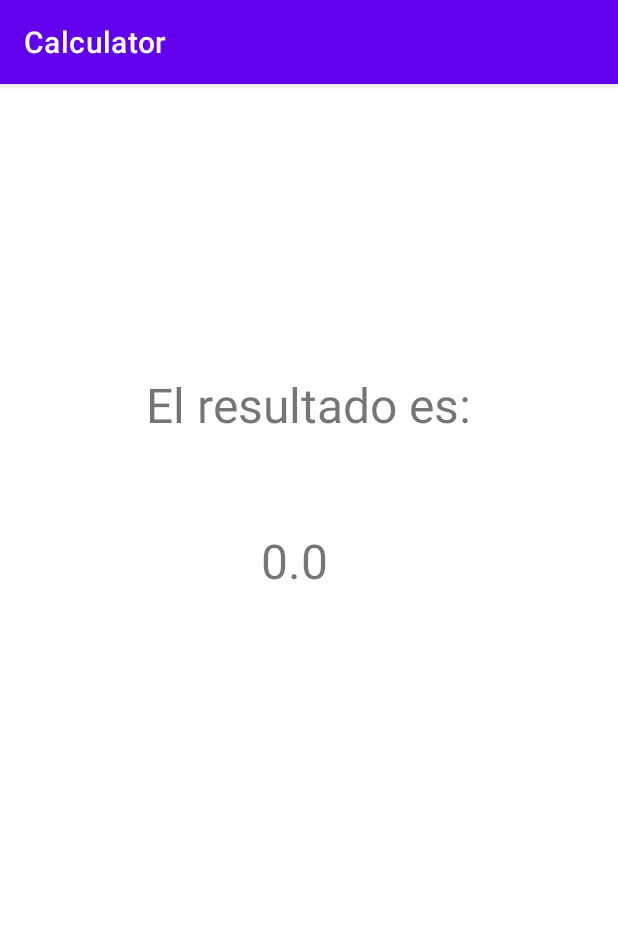
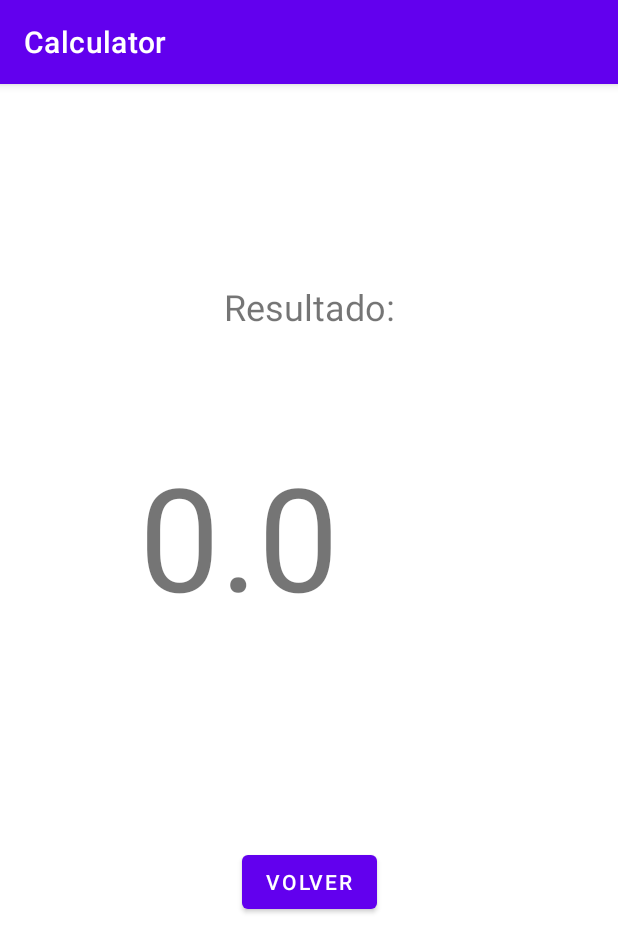
Before and after one commit to JBarthaP/PAD, an Android app: the CalculatorResultActivity screen opened directly, with no data from a screen before it, on a phone screen of 412 x 824 dp. Shown: the top 952 px of the screen. Run offline under Robolectric (Android 15) with nearby library versions, the phone set to English and light mode, and no system bars.

Commit message:
boton volver

```diff
--- a/Practica1/app/src/main/java/es/ucm/fdi/calculator/Calculator/CalculatorResultActivity.java
+++ b/Practica1/app/src/main/java/es/ucm/fdi/calculator/Calculator/CalculatorResultActivity.java
@@ -5,11 +5,15 @@ import androidx.appcompat.app.AppCompatActivity;
 import android.content.Intent;
 import android.os.Bundle;
 import android.util.Log;
+import android.widget.Button;
 import android.widget.TextView;
 
 public class CalculatorResultActivity extends AppCompatActivity {
 
     private TextView txtView;
+
+
+    private Button returnButton;
 
     private static final String TAG = CalculatorResultActivity.class.getSimpleName();
 
@@ -27,5 +31,10 @@ public class CalculatorResultActivity extends AppCompatActivity {
 
         txtView = findViewById(R.id.resultado);
         txtView.setText(Double.toString(suma));
+
+        returnButton = findViewById(R.id.button2);
+        returnButton.setOnClickListener(view -> {
+            this.finish();
+        });
     }
 }
--- a/Practica1/app/src/main/res/layout/activity_calculator_result.xml
+++ b/Practica1/app/src/main/res/layout/activity_calculator_result.xml
@@ -8,26 +8,36 @@
 
     <TextView
         android:id="@+id/resultado"
-        android:layout_width="80dp"
-        android:layout_height="61dp"
-        android:textSize="32sp"
+        android:layout_width="226dp"
+        android:layout_height="127dp"
+        android:text="TextView"
+        android:textAlignment="center"
+        android:textSize="96sp"
         app:layout_constraintBottom_toBottomOf="parent"
-        app:layout_constraintEnd_toEndOf="parent"
-        app:layout_constraintHorizontal_bias="0.524"
-        app:layout_constraintStart_toStartOf="parent"
-        app:layout_constraintTop_toTopOf="parent"
-        app:layout_constraintVertical_bias="0.419" />
-
-    <TextView
-        android:id="@+id/label"
-        android:layout_width="wrap_content"
-        android:layout_height="wrap_content"
-        android:text="@string/label"
-        android:textSize="32sp"
-        app:layout_constraintBottom_toTopOf="@+id/resultado"
         app:layout_constraintEnd_toEndOf="parent"
         app:layout_constraintHorizontal_bias="0.497"
         app:layout_constraintStart_toStartOf="parent"
         app:layout_constraintTop_toTopOf="parent"
-        app:layout_constraintVertical_bias="0.761" />
+        app:layout_constraintVertical_bias="0.369" />
+
+    <Button
+        android:id="@+id/button2"
+        android:layout_width="wrap_content"
+        android:layout_height="wrap_content"
+        android:layout_marginTop="144dp"
+        android:text="Volver"
+        app:layout_constraintEnd_toEndOf="parent"
+        app:layout_constraintStart_toStartOf="parent"
+        app:layout_constraintTop_toBottomOf="@+id/resultado" />
+
+    <TextView
+        android:id="@+id/textView2"
+        android:layout_width="wrap_content"
+        android:layout_height="wrap_content"
+        android:layout_marginTop="132dp"
+        android:text="Resultado:"
+        android:textSize="24sp"
+        app:layout_constraintEnd_toEndOf="parent"
+        app:layout_constraintStart_toStartOf="parent"
+        app:layout_constraintTop_toTopOf="parent" />
 </androidx.constraintlayout.widget.ConstraintLayout>
```
